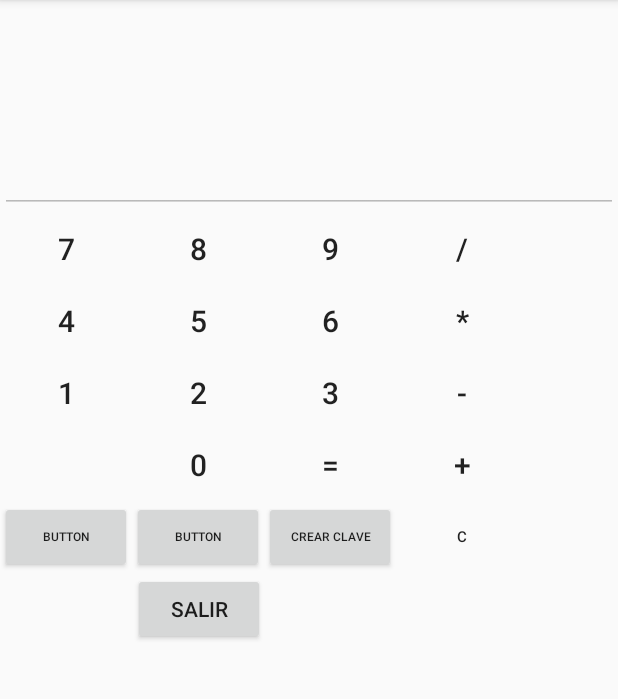
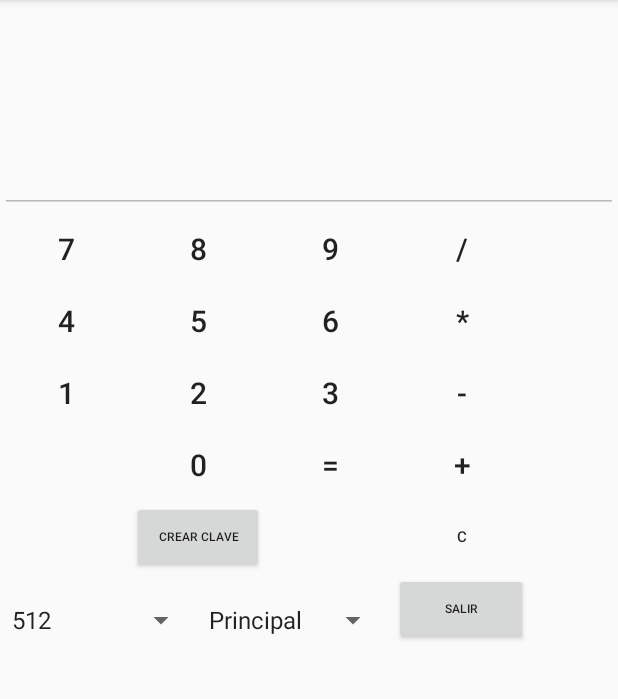
Before and after one commit to Hyperyor/BernalNavarreteJoseLuis_PDM-P03, an Android app: the screen it shows after launch (Calculadora before the commit, ActividadCalculos after it), after a tap on "CALCULADORA", on a phone screen of 412 x 824 dp, the part 84-783 px from its top. Run offline under Robolectric (Android 15) with nearby library versions, the phone set to English and light mode, and no system bars.

Commit message:
Calculadora funcional e interfaz gráfica para generar clave

```diff
--- a/PDMP03/app/src/main/AndroidManifest.xml
+++ b/PDMP03/app/src/main/AndroidManifest.xml
@@ -9,7 +9,7 @@
         android:roundIcon="@mipmap/ic_launcher_round"
         android:supportsRtl="true"
         android:theme="@style/AppTheme">
-        <activity android:name=".Calculadora"></activity>
+        <activity android:name=".ActividadCalculos"></activity>
         <activity android:name=".MainActivity">
             <intent-filter>
                 <action android:name="android.intent.action.MAIN" />
--- /dev/null
+++ b/PDMP03/app/src/main/java/com/bernal/pdm_p03/ActividadCalculos.java
@@ -0,0 +1,299 @@
+package com.bernal.pdm_p03;
+
+import androidx.appcompat.app.AppCompatActivity;
+
+import android.content.Intent;
+import android.os.Bundle;
+import android.view.View;
+import android.widget.ArrayAdapter;
+import android.widget.Button;
+import android.widget.Spinner;
+import android.widget.TextView;
+import android.widget.Toast;
+
+public class ActividadCalculos extends AppCompatActivity {
+
+    private Button b1;
+    private Button b2;
+    private Button b3;
+    private Button b4;
+    private Button b5;
+    private Button b6;
+    private Button b7;
+    private Button b8;
+    private Button b9;
+    private Button b0;
+
+    private Button bIgual;
+    private Button bSuma;
+    private Button bResta;
+    private Button bMult;
+    private Button bDiv;
+    private Button bC;
+
+    private TextView datos;
+
+    private Calculadora calculadora;
+
+    private Spinner potencias;
+
+    private Spinner metodos;
+
+
+    @Override
+    protected void onCreate(Bundle savedInstanceState) {
+        super.onCreate(savedInstanceState);
+        setContentView(R.layout.activity_calculadora);
+
+        calculadora = new Calculadora();
+
+        darDatosSpinner();
+
+        datos = findViewById(R.id.editText);
+
+        b0 = findViewById(R.id.buttonZero);
+        b0.setOnClickListener(new View.OnClickListener() {
+            @Override
+            public void onClick(View view) {
+                datos.setText(datos.getText() + "0");
+            }
+        });
+
+        b1 = findViewById(R.id.buttonOne);
+        b1.setOnClickListener(new View.OnClickListener() {
+            @Override
+            public void onClick(View view) {
+                datos.setText(datos.getText() + "1");
+            }
+        });
+
+        b2 = findViewById(R.id.buttonTwo);
+        b2.setOnClickListener(new View.OnClickListener() {
+            @Override
+            public void onClick(View view) {
+                datos.setText(datos.getText() + "2");
+            }
+        });
+
+
+        b3 = findViewById(R.id.buttonThree);
+        b3.setOnClickListener(new View.OnClickListener() {
+            @Override
+            public void onClick(View view) {
+                datos.setText(datos.getText() + "3");
+            }
+        });
+
+        b4 = findViewById(R.id.buttonFour);
+        b4.setOnClickListener(new View.OnClickListener() {
+            @Override
+            public void onClick(View view) {
+                datos.setText(datos.getText() + "4");
+            }
+        });
+
+        b5 = findViewById(R.id.buttonFive);
+        b5.setOnClickListener(new View.OnClickListener() {
+            @Override
+            public void onClick(View view) {
+                datos.setText(datos.getText() + "5");
+            }
+        });
+
+        b6 = findViewById(R.id.buttonSix);
+        b6.setOnClickListener(new View.OnClickListener() {
+            @Override
+            public void onClick(View view) {
+                datos.setText(datos.getText() + "6");
+            }
+        });
+
+        b7 = findViewById(R.id.buttonSeven);
+        b7.setOnClickListener(new View.OnClickListener() {
+            @Override
+            public void onClick(View view) {
+                datos.setText(datos.getText() + "7");
+            }
+        });
+
+        b8 = findViewById(R.id.buttonEight);
+        b8.setOnClickListener(new View.OnClickListener() {
+            @Override
+            public void onClick(View view) {
+                datos.setText(datos.getText() + "8");
+            }
+        });
+
+        b9 = findViewById(R.id.buttonNine);
+        b9.setOnClickListener(new View.OnClickListener() {
+            @Override
+            public void onClick(View view) {
+                datos.setText(datos.getText() + "9");
+            }
+        });
+
+        bSuma = findViewById(R.id.buttonAdd);
+        bSuma.setOnClickListener(new View.OnClickListener() {
+            @Override
+            public void onClick(View view) {
+                boolean b = colocarPrimerNumero('+');
+
+                if(b) {
+                    Toast avisoOperacion =
+                            Toast.makeText(getApplicationContext(),
+                                    "Estas sumando", Toast.LENGTH_SHORT);
+
+                    avisoOperacion.show();
+                }
+            }
+        });
+
+        bResta = findViewById(R.id.buttonSubtract);
+        bResta.setOnClickListener(new View.OnClickListener() {
+            @Override
+            public void onClick(View view) {
+                boolean b = colocarPrimerNumero('-');
+
+                if(b) {
+                    Toast avisoOperacion =
+                            Toast.makeText(getApplicationContext(),
+                                    "Estas restando", Toast.LENGTH_SHORT);
+
+                    avisoOperacion.show();
+                }
+            }
+        });
+
+        bMult = findViewById(R.id.buttonMultiply);
+        bMult.setOnClickListener(new View.OnClickListener() {
+            @Override
+            public void onClick(View view) {
+                boolean b = colocarPrimerNumero('*');
+
+                if(b) {
+                    Toast avisoOperacion =
+                            Toast.makeText(getApplicationContext(),
+                                    "Estas multiplicando", Toast.LENGTH_SHORT);
+
+                    avisoOperacion.show();
+                }
+
+            }
+        });
+
+        bDiv = findViewById(R.id.buttonDivide);
+        bDiv.setOnClickListener(new View.OnClickListener() {
+            @Override
+            public void onClick(View view) {
+                boolean b = colocarPrimerNumero('/');
+
+                if(b) {
+                    Toast avisoOperacion =
+                            Toast.makeText(getApplicationContext(),
+                                    "Estas dividiendo", Toast.LENGTH_SHORT);
+
+                    avisoOperacion.show();
+                }
+
+            }
+        });
+
+        bC = findViewById(R.id.buttonClear);
+        bC.setOnClickListener(new View.OnClickListener() {
+            @Override
+            public void onClick(View view) {
+                datos.setText("");
+                calculadora = new Calculadora();
+            }
+        });
+
+        bIgual = findViewById(R.id.buttonEqual);
+        bIgual.setOnClickListener(new View.OnClickListener() {
+            @Override
+            public void onClick(View view) {
+
+                if(!datos.getText().toString().equals(""))
+                {
+                    if(calculadora.isPrimerNumeroInsertado())
+                    {
+                        calculadora.setValorDos(Integer.parseInt(datos.getText().toString()));
+
+                        int resultado = calculadora.calcular();
+
+                        datos.setText(""+resultado);
+
+                        calculadora = new Calculadora();
+                    }
+                }
+            }
+        });
+
+
+
+    }
+
+    private void darDatosSpinner()
+    {
+        final String[] datosPotencias =
+                new String[]{"512","1024","2048","4096","16384"};
+
+        ArrayAdapter<String> adaptador =
+                new ArrayAdapter<String>(this,
+                        android.R.layout.simple_spinner_item, datosPotencias);
+
+        potencias = (Spinner)findViewById(R.id.spinnerPotencia);
+
+        adaptador.setDropDownViewResource(
+                android.R.layout.simple_spinner_dropdown_item);
+
+        potencias.setAdapter(adaptador);
+
+        final String[] datosMetodos =
+                new String[]{"Principal","Thread","AsyncTask" };
+
+        ArrayAdapter<String> adaptadorMetodos =
+                new ArrayAdapter<String>(this,
+                        android.R.layout.simple_spinner_item, datosMetodos);
+
+        metodos = (Spinner)findViewById(R.id.spinnerMetodo);
+
+        adaptadorMetodos.setDropDownViewResource(
+                android.R.layout.simple_spinner_dropdown_item);
+
+        metodos.setAdapter(adaptadorMetodos);
+    }
+
+    private boolean colocarPrimerNumero(char operacion)
+    {
+        if(!calculadora.isPrimerNumeroInsertado())
+        {
+            if(!datos.getText().toString().equals(""))
+            {
+                calculadora.setValorUno(Integer.parseInt(datos.getText().toString()));
+                calculadora.setOperacion(operacion);
+                datos.setText("");
+
+                return true;
+            }
+            else
+            {
+                return false;
+            }
+
+        }
+        else
+        {
+            calculadora.setOperacion(operacion);
+            return true;
+        }
+
+    }
+
+    public void atras(View v)
+    {
+        Intent intentVolver = new Intent(ActividadCalculos.this, MainActivity.class);
+        startActivity(intentVolver);
+    }
+
+
+}
--- a/PDMP03/app/src/main/java/com/bernal/pdm_p03/Calculadora.java
+++ b/PDMP03/app/src/main/java/com/bernal/pdm_p03/Calculadora.java
@@ -1,63 +1,78 @@
 package com.bernal.pdm_p03;
 
-import androidx.appcompat.app.AppCompatActivity;
+public class Calculadora {
+    private int valorUno;
+    private int valorDos;
+    private char operacion;
 
-import android.content.Intent;
-import android.os.Bundle;
-import android.view.View;
-import android.widget.Button;
-import android.widget.TextView;
+    private boolean primerNumeroInsertado;
 
-public class Calculadora extends AppCompatActivity {
-
-    private Button b1;
-    private Button b2;
-    private Button b3;
-    private Button b4;
-    private Button b5;
-    private Button b6;
-    private Button b7;
-    private Button b8;
-    private Button b9;
-    private Button b0;
-
-    private Button bIgual;
-    private Button bSuma;
-    private Button bResta;
-    private Button bMult;
-    private Button bDiv;
-    private Button bC;
-
-    private TextView datos;
-
-
-
-    private char operacionActual;
-
-
-    @Override
-    protected void onCreate(Bundle savedInstanceState) {
-        super.onCreate(savedInstanceState);
-        setContentView(R.layout.activity_calculadora);
-
-        datos = findViewById(R.id.editText);
-
-        b1 = findViewById(R.id.buttonOne);
-        b1.setOnClickListener(new View.OnClickListener() {
-            @Override
-            public void onClick(View view) {
-                datos.setText(datos.getText() + "1");
-            }
-        });
-
-
+    public Calculadora()
+    {
+        valorUno = -1;
+        valorDos = 0;
+        operacion = ' ';
+        primerNumeroInsertado = false;
     }
 
-    public void atras(View v)
-    {
-        Intent intentVolver = new Intent(Calculadora.this, MainActivity.class);
-        startActivity(intentVolver);
+    public int getValorUno() {
+        return valorUno;
     }
 
+    public void setValorUno(int valorUno) {
+        this.valorUno = valorUno;
+        primerNumeroInsertado = true;
+    }
 
+    public int getValorDos() {
+        return valorDos;
+    }
+
+    public void setValorDos(int valorDos) {
+        this.valorDos = valorDos;
+    }
+
+    public char getOperacion() {
+        return operacion;
+    }
+
+    public void setOperacion(char operacion) {
+        this.operacion = operacion;
+    }
+
+    public boolean isPrimerNumeroInsertado() {
+        return primerNumeroInsertado;
+    }
+
+    public void setPrimerNumeroInsertado(boolean primerNumeroInsertado) {
+        this.primerNumeroInsertado = primerNumeroInsertado;
+    }
+
+    public int calcular()
+    {
+        primerNumeroInsertado = false;
+        switch(operacion)
+        {
+            case '+':
+
+                return valorUno + valorDos;
+            case '-':
+
+                return valorUno - valorDos;
+            case '*':
+
+                return (valorUno * valorDos);
+
+            case '/':
+
+                if(valorDos != 0) {
+                    return (valorUno / valorDos);
+                }
+                else {
+                    return -1;
+                }
+            default:
+                return -1;
+        }
+    }
 }
--- a/PDMP03/app/src/main/java/com/bernal/pdm_p03/MainActivity.java
+++ b/PDMP03/app/src/main/java/com/bernal/pdm_p03/MainActivity.java
@@ -16,7 +16,7 @@ public class MainActivity extends AppCompatActivity {
 
     public void cambiarACalculadora(View v)
     {
-        Intent intentCalculadora = new Intent(MainActivity.this, Calculadora.class);
+        Intent intentCalculadora = new Intent(MainActivity.this, ActividadCalculos.class);
 
         startActivity(intentCalculadora);
     }
--- a/PDMP03/app/src/main/res/layout/activity_calculadora.xml
+++ b/PDMP03/app/src/main/res/layout/activity_calculadora.xml
@@ -4,7 +4,7 @@
     xmlns:tools="http://schemas.android.com/tools"
     android:layout_width="match_parent"
     android:layout_height="match_parent"
-    tools:context=".Calculadora">
+    tools:context=".ActividadCalculos">
 
 
     <TextView
@@ -193,56 +193,53 @@
         android:textSize="10sp" />
 
     <Button
-        android:id="@+id/button7"
-        android:layout_width="wrap_content"
-        android:layout_height="wrap_content"
-        android:layout_below="@+id/buttonDot"
-        android:layout_marginTop="0dp"
-        android:text="Button"
-        android:textSize="8sp" />
-
-    <Button
-        android:id="@+id/button8"
-        android:layout_width="wrap_content"
-        android:layout_height="wrap_content"
-        android:layout_below="@+id/buttonZero"
-        android:layout_marginStart="0dp"
-        android:layout_marginLeft="0dp"
-        android:layout_marginTop="0dp"
-        android:layout_toEndOf="@+id/button7"
-        android:layout_toRightOf="@+id/button7"
-        android:text="Button"
-        android:textSize="8sp" />
-
-    <Button
         android:id="@+id/botonCrearClave"
         android:layout_width="88dp"
         android:layout_height="wrap_content"
-        android:layout_below="@+id/buttonEqual"
-        android:layout_marginStart="0dp"
-        android:layout_marginLeft="0dp"
+        android:layout_below="@+id/buttonZero"
         android:layout_marginTop="0dp"
-        android:layout_marginEnd="0dp"
-        android:layout_marginRight="0dp"
+        android:layout_marginEnd="88dp"
+        android:layout_marginRight="88dp"
         android:layout_toStartOf="@+id/buttonClear"
         android:layout_toLeftOf="@+id/buttonClear"
-        android:layout_toEndOf="@+id/button8"
-        android:layout_toRightOf="@+id/button8"
         android:text="Crear Clave"
         android:textSize="8sp" />
 
     <Button
         android:id="@+id/botonSalir"
-        android:layout_width="wrap_content"
+        android:layout_width="90dp"
         android:layout_height="wrap_content"
-        android:layout_below="@+id/button8"
+        android:layout_below="@+id/buttonClear"
         android:layout_alignEnd="@+id/buttonClear"
         android:layout_alignRight="@+id/buttonClear"
+        android:layout_marginStart="3dp"
+        android:layout_marginLeft="3dp"
         android:layout_marginTop="0dp"
-        android:layout_marginEnd="175dp"
-        android:layout_marginRight="175dp"
+        android:layout_marginEnd="0dp"
+        android:layout_marginRight="0dp"
+        android:layout_toEndOf="@+id/spinnerMetodo"
+        android:layout_toRightOf="@+id/spinnerMetodo"
         android:onClick="atras"
-        android:text="Salir" />
+        android:text="Salir"
+        android:textSize="8sp" />
+
+    <Spinner
+        android:id="@+id/spinnerPotencia"
+        android:layout_width="131dp"
+        android:layout_height="wrap_content"
+        android:layout_below="@+id/buttonDot"
+        android:layout_marginTop="67dp" />
+
+    <Spinner
+        android:id="@+id/spinnerMetodo"
+        android:layout_width="128dp"
+        android:layout_height="wrap_content"
+        android:layout_below="@+id/buttonEqual"
+        android:layout_marginStart="0dp"
+        android:layout_marginLeft="0dp"
+        android:layout_marginTop="67dp"
+        android:layout_toEndOf="@+id/spinnerPotencia"
+        android:layout_toRightOf="@+id/spinnerPotencia" />
 
 
 </RelativeLayout>
```
Also changed, not shown: 1 other file.
